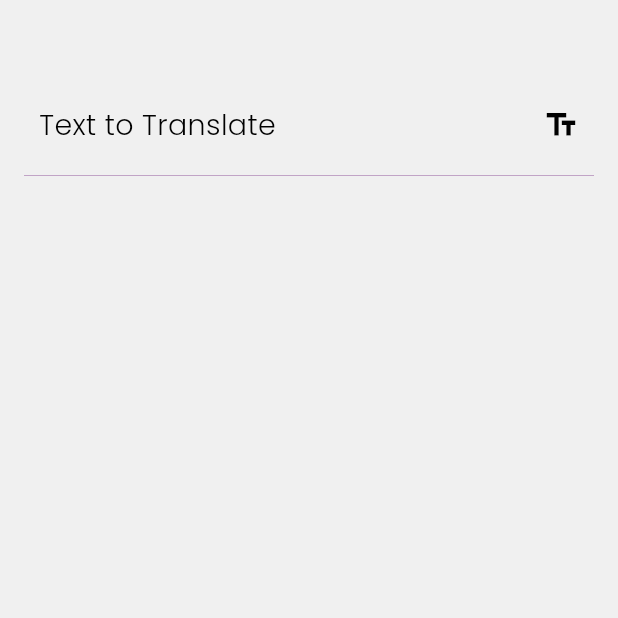
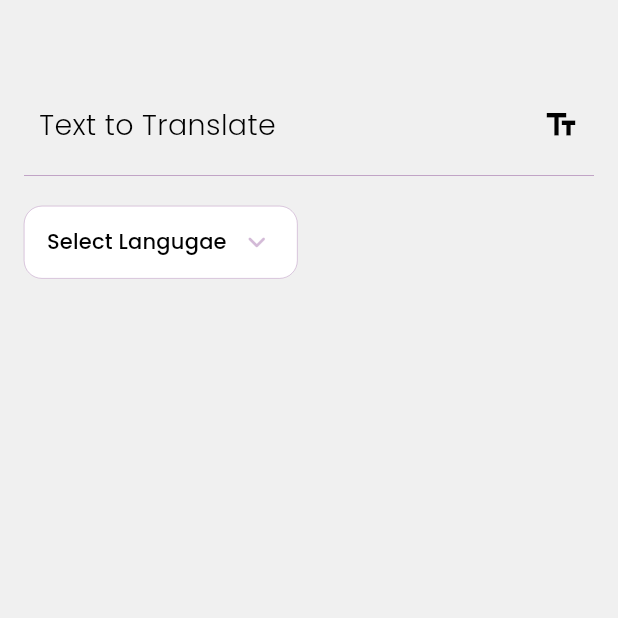
Before and after one commit to gauss2302/simple-translate-app, a Flutter app: the screen it shows after launch, after a tap on the "arrow forward ios" icon, on a phone screen of 412 x 824 dp, the top half of it. Run offline on Flutter 3.47's test engine with Material 3 defaults, Android fonts, the phone set to English and light mode, and no system bars; our stand-ins replace google_fonts.

Commit message:
finished language dropdown menu

```diff
--- /dev/null
+++ b/lib/utils/lang_dropdown.dart
@@ -0,0 +1,93 @@
+import 'package:flutter/material.dart';
+import 'package:google_fonts/google_fonts.dart';
+
+class LangDropdown extends StatefulWidget {
+  final ValueChanged<String?> onLangChanged;
+
+  const LangDropdown({super.key, required this.onLangChanged});
+
+  @override
+  State<LangDropdown> createState() => _LangDropdownState();
+}
+
+class _LangDropdownState extends State<LangDropdown> {
+  List<Map<String, String>> languageData = [
+    {'countryLanguage': 'English - US', 'countryImage': 'assets/img/usa.png'},
+    {
+      'countryLanguage': 'English - UK',
+      'countryImage': 'assets/img/britain.png'
+    },
+    {'countryLanguage': 'Russian', 'countryImage': 'assets/img/russia.png'},
+    {'countryLanguage': 'Italian', 'countryImage': 'assets/img/italy.png'},
+    {'countryLanguage': 'German', 'countryImage': 'assets/img/germany.png'},
+    {'countryLanguage': 'French', 'countryImage': 'assets/img/france.png'},
+    {'countryLanguage': 'Spanish', 'countryImage': 'assets/img/spain.png'},
+  ];
+
+  String? selectedCountry;
+
+  @override
+  Widget build(BuildContext context) {
+    return Container(
+      padding: const EdgeInsets.symmetric(horizontal: 15),
+      decoration: BoxDecoration(
+          borderRadius: BorderRadius.circular(12),
+          color: const Color(0xFFFFFFFF),
+          border: Border.all(
+              color: const Color(0xFF6D1B7B).withOpacity(0.8), width: 0.2)),
+      child: DropdownButton<String>(
+          value: selectedCountry,
+          hint: Text(
+            "Select Langugae",
+            style: GoogleFonts.poppins(
+                fontSize: 14, color: const Color(0xFF000000)),
+          ),
+          icon: Padding(
+            padding: const EdgeInsets.only(left: 8.0),
+            child: Icon(
+              Icons.keyboard_arrow_down_rounded,
+              color: const Color(0xFF6D1B7B).withOpacity(0.3),
+            ),
+          ),
+          underline: Container(
+            color: Colors.transparent,
+          ),
+          dropdownColor: const Color(0xFFFFFFFF),
+          items: languageData.map((country) {
+            return DropdownMenuItem<String>(
+                value: country['countryLanguage'],
+                child: Row(
+                  crossAxisAlignment: CrossAxisAlignment.center,
+                  children: [
+                    ClipOval(
+                      child: Image.asset(
+                        country['countryImage']!,
+                        height: 20,
+                        width: 20,
+                        fit: BoxFit.cover,
+                      ),
+                    ),
+                    const SizedBox(
+                      width: 8,
+                    ),
+                    Text(
+                      country['countryLanguage']!,
+                      style: GoogleFonts.poppins(
+                        fontSize: 14.0,
+                        color: selectedCountry == country['countryLanguage']
+                            ? const Color(0xFF000000)
+                            : const Color(0xFF6D1B7B).withOpacity(0.8),
+                      ),
+                    ),
+                  ],
+                ));
+          }).toList(),
+          onChanged: (value) {
+            setState(() {
+              selectedCountry = value;
+            });
+            widget.onLangChanged(value);
+          }),
+    );
+  }
+}
--- a/lib/view/promt_screen.dart
+++ b/lib/view/promt_screen.dart
@@ -1,5 +1,6 @@
 import 'package:flutter/material.dart';
 import 'package:google_fonts/google_fonts.dart';
+import 'package:myapp/utils/lang_dropdown.dart';
 
 class PromtScreen extends StatefulWidget {
   final VoidCallback showHomeScreen;
@@ -10,6 +11,14 @@ class PromtScreen extends StatefulWidget {
 }
 
 class _PromtScreenState extends State<PromtScreen> {
+  String? selectedCountry;
+
+  void _changeRequiredLangugage(String? newCountry) {
+    setState(() {
+      selectedCountry = newCountry;
+    });
+  }
+
   @override
   Widget build(BuildContext context) {
     return Scaffold(
@@ -45,6 +54,17 @@ class _PromtScreenState extends State<PromtScreen> {
                   ),
                 ],
               ),
+            ),
+            Padding(
+              padding: const EdgeInsets.only(top: 20.0),
+              child: Row(
+                mainAxisAlignment: MainAxisAlignment.spaceBetween,
+                children: [
+                  LangDropdown(
+                    onLangChanged: _changeRequiredLangugage,
+                  ),
+                ],
+              ),
             )
           ],
         ),
```
